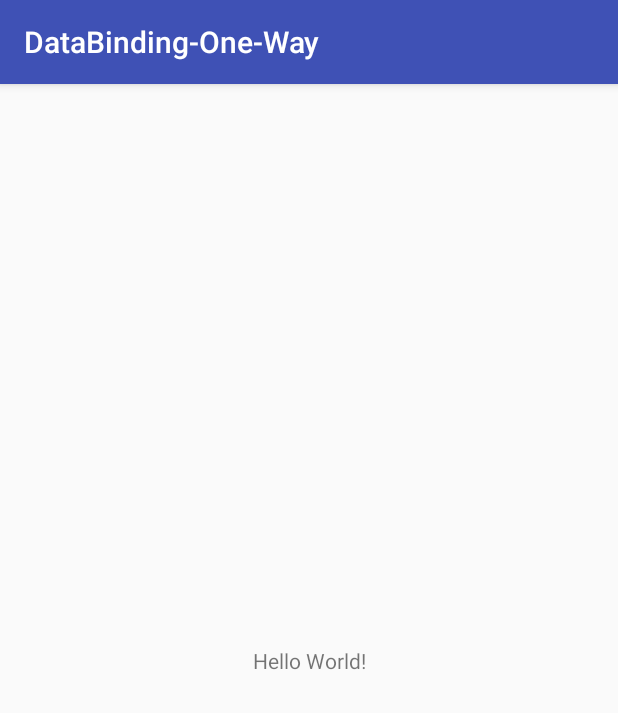
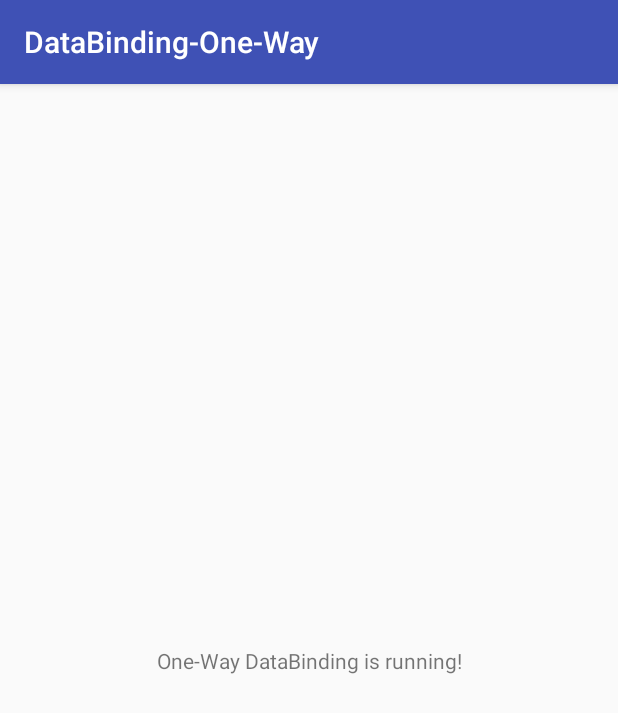
Before and after one commit to mpnsk/CookbookAndroid, an Android app: the screen it shows after launch (MainActivity), on a phone screen of 412 x 824 dp. Shown: the top 713 px of the screen. Run offline under Robolectric (Android 15) with nearby library versions, the phone set to English and light mode, and no system bars; our stand-ins replace data binding.

Commit message:
Add One-Way DataBinding

```diff
--- a/DataBindingOneWay/app/build.gradle
+++ b/DataBindingOneWay/app/build.gradle
@@ -17,6 +17,7 @@ android {
             proguardFiles getDefaultProguardFile('proguard-android.txt'), 'proguard-rules.pro'
         }
     }
+    dataBinding.enabled = true
 }
 
 dependencies {
--- a/DataBindingOneWay/app/src/main/java/com/paunoski/manuel/databinding_one_way/MainActivity.java
+++ b/DataBindingOneWay/app/src/main/java/com/paunoski/manuel/databinding_one_way/MainActivity.java
@@ -1,13 +1,16 @@
 package com.paunoski.manuel.databinding_one_way;
 
+import android.databinding.DataBindingUtil;
+import android.os.Bundle;
 import android.support.v7.app.AppCompatActivity;
-import android.os.Bundle;
+import com.paunoski.manuel.databinding_one_way.databinding.ActivityMainBinding;
 
 public class MainActivity extends AppCompatActivity {
 
     @Override
     protected void onCreate(Bundle savedInstanceState) {
         super.onCreate(savedInstanceState);
-        setContentView(R.layout.activity_main);
+        ActivityMainBinding binding = DataBindingUtil.setContentView(this, R.layout.activity_main);
+        binding.textHelloWorld.setText("One-Way DataBinding is running!");
     }
 }
--- a/DataBindingOneWay/app/src/main/res/layout/activity_main.xml
+++ b/DataBindingOneWay/app/src/main/res/layout/activity_main.xml
@@ -1,5 +1,6 @@
 <?xml version="1.0" encoding="utf-8"?>
-<android.support.constraint.ConstraintLayout xmlns:android="http://schemas.android.com/apk/res/android"
+<layout xmlns:android="http://schemas.android.com/apk/res/android">
+<android.support.constraint.ConstraintLayout
     xmlns:app="http://schemas.android.com/apk/res-auto"
     xmlns:tools="http://schemas.android.com/tools"
     android:layout_width="match_parent"
@@ -7,6 +8,7 @@
     tools:context="com.paunoski.manuel.databinding_one_way.MainActivity">
 
     <TextView
+        android:id="@+id/text_hello_world"
         android:layout_width="wrap_content"
         android:layout_height="wrap_content"
         android:text="Hello World!"
@@ -16,3 +18,4 @@
         app:layout_constraintTop_toTopOf="parent" />
 
 </android.support.constraint.ConstraintLayout>
+</layout>
```
